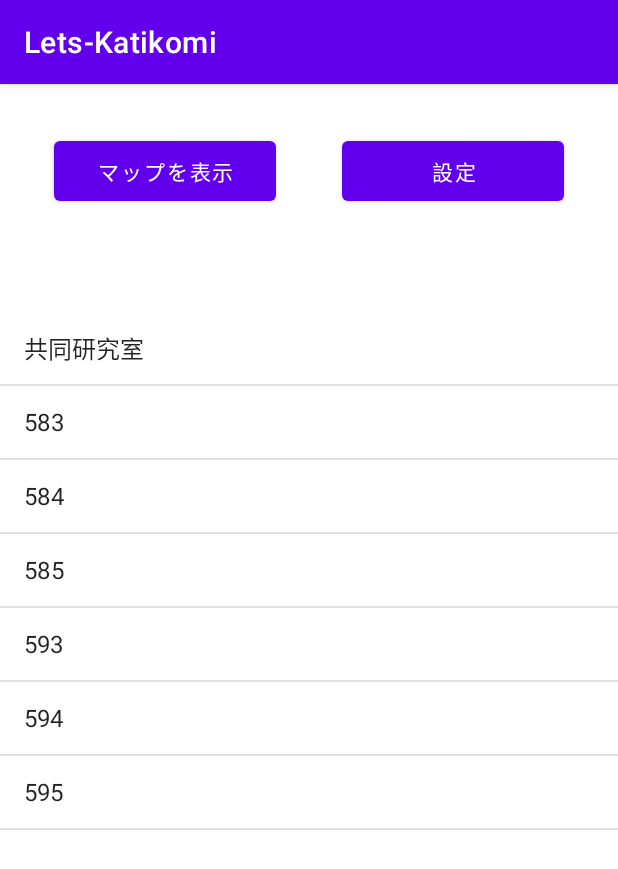
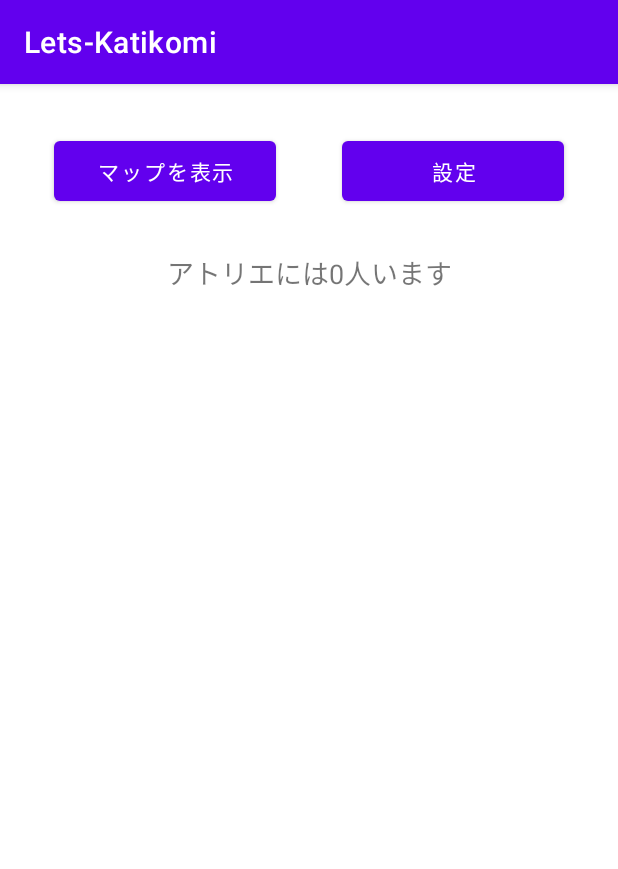
Before and after one commit to FunLocks/team2008, an Android app: the detail screen opened directly, with no data from a screen before it, on a phone screen of 412 x 824 dp. Shown: the top 869 px of the screen. Run offline under Robolectric (Android 15) with nearby library versions, the phone set to English and light mode, and no system bars; our stand-ins replace Firebase (no records; nobody signed in at launch, a user with empty details on screens opened directly).

Commit message:
[add]add detail list

```diff
--- a/Lets-Katikomi/app/src/main/java/com/example/lets_katikomi/detail.kt
+++ b/Lets-Katikomi/app/src/main/java/com/example/lets_katikomi/detail.kt
@@ -1,27 +1,49 @@
 package com.example.lets_katikomi
 
+import android.content.Context
 import android.content.Intent
 import android.os.Bundle
 import android.view.View
 import android.widget.ArrayAdapter
 import androidx.appcompat.app.AppCompatActivity
+import com.google.firebase.firestore.FirebaseFirestore
 import kotlinx.android.synthetic.main.activity_detail.*
+import kotlinx.android.synthetic.main.activity_main.*
 
 class detail : AppCompatActivity() {
+
+    val db = FirebaseFirestore.getInstance()
+
     override fun onCreate(savedInstanceState: Bundle?) {
         super.onCreate(savedInstanceState)
         setContentView(R.layout.activity_detail)
 
-        // Adapterに渡す配列を作成します
-        val data = arrayOf("共同研究室", "583", "584", "585","593","594","595")
-        // adapterを作成します
+        /*--------------------------------------------------------------*/
+        val pref = getSharedPreferences("user_name", Context.MODE_PRIVATE)
+        val storedRoom = pref.getString("room", "未登録")
+        /*--------------------------------------------------------------*/
+
+        var data = arrayOf<String>()
+        var cnt = 0
+
+        db.collection(storedRoom.toString())
+                .get()
+                .addOnSuccessListener { result ->
+                    for (document in result) {
+                        data += document.id
+                        cnt += 1
+                    }
+
                     val adapter = ArrayAdapter(
                             this,
                             android.R.layout.simple_list_item_1,
                             data
                     )
-        // adapterをlistViewに紐付けます。
+
                     listView.adapter = adapter
+                    count.text = storedRoom + "には" + cnt.toString() + "人います"
+                }
+
     }
 
     fun onButtonTappedMD(view: View?){
--- a/Lets-Katikomi/app/src/main/res/layout/activity_detail.xml
+++ b/Lets-Katikomi/app/src/main/res/layout/activity_detail.xml
@@ -35,4 +35,14 @@
         android:translationY="152dp"
         tools:layout_editor_absoluteX="65dp"
         tools:layout_editor_absoluteY="163dp" />
+
+    <TextView
+        android:id="@+id/count"
+        android:layout_width="wrap_content"
+        android:layout_height="wrap_content"
+        android:layout_marginTop="28dp"
+        android:textSize="18sp"
+        app:layout_constraintEnd_toEndOf="parent"
+        app:layout_constraintStart_toStartOf="parent"
+        app:layout_constraintTop_toBottomOf="@+id/DtoS" />
 </androidx.constraintlayout.widget.ConstraintLayout>
```
Also changed, not shown: Lets-Katikomi/app/src/main/java/com/example/lets_katikomi/MainActivity.kt (+80 -2 lines). Lines whose indentation alone changed are shown as unchanged.
